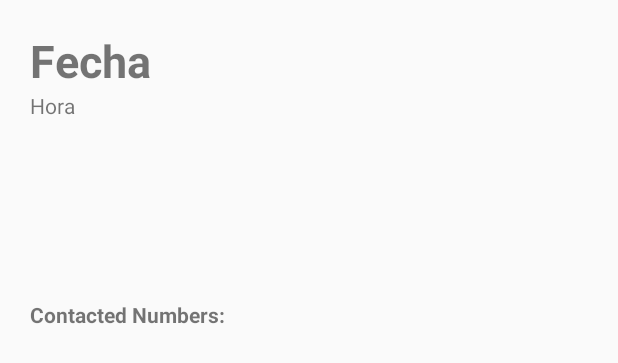
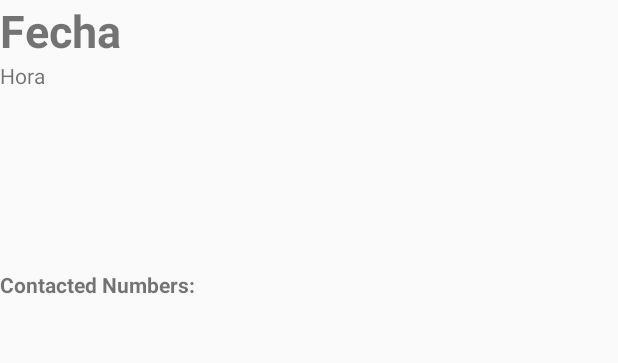
Before and after one commit to Pegassuo/Fall_Detection, an Android app: the layout fall_item.xml on its own in the app's theme, with its tools: preview values and no code run, on a phone screen of 412 x 824 dp. Shown: the top 363 px of the screen. Run offline under Robolectric (Android 15) with nearby library versions, the phone set to English and light mode, and no system bars.

Commit message:
Update layout

```diff
--- a/falldetectionphone/src/main/res/layout/fall_item.xml
+++ b/falldetectionphone/src/main/res/layout/fall_item.xml
@@ -2,8 +2,7 @@
 <LinearLayout xmlns:android="http://schemas.android.com/apk/res/android"
     android:orientation="vertical"
     android:layout_width="match_parent"
-    android:layout_height="wrap_content"
-    android:layout_margin="20dp">
+    android:layout_height="wrap_content">
 
     <TextView
         android:id="@+id/fall_date"
@@ -19,7 +18,15 @@
         android:layout_height="wrap_content"
         android:text="Hora"/>
 
+    <TextView
+        android:id="@+id/gps_text"
+        android:layout_width="wrap_content"
+        android:layout_height="wrap_content"
+        android:visibility="gone"
+        android:text="No hay registro de ubicación dispnible"/>
+
     <FrameLayout
+        android:id="@+id/gps_frame"
         android:layout_width="match_parent"
         android:layout_height="120dp">
 
@@ -39,6 +46,6 @@
     <ListView
         android:id="@+id/contacted_numbers_list"
         android:layout_width="match_parent"
-        android:layout_height="130dp"/>
+        android:layout_height="wrap_content"/>
 
 </LinearLayout>
--- a/falldetectionphone/src/main/res/layout/main.xml
+++ b/falldetectionphone/src/main/res/layout/main.xml
@@ -21,5 +21,6 @@
         android:id="@+id/fall_list"
         android:layout_width="match_parent"
         android:layout_height="match_parent"
+        android:layout_margin="10dp"
         app:layoutManager="androidx.recyclerview.widget.LinearLayoutManager" />
 </LinearLayout>
```
